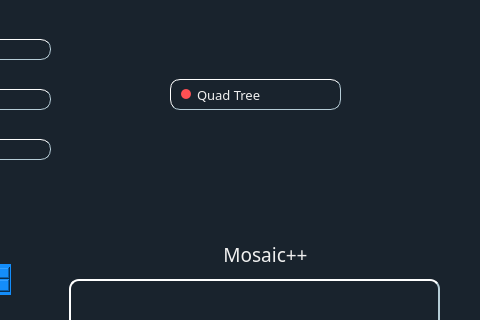
adriancalavie/Mosaic-plus-plus, file MosaicQt/MosaicQt/mainwindow.ui: the form before one commit; both pictures show x 520 to 1000 and y 0 to 320 of the 1000 by 700 pixel window.
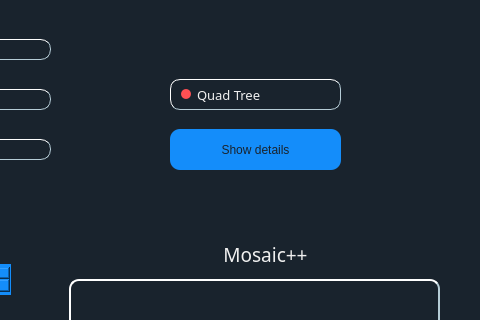
The form after the commit. Icons and pictures are not drawn.

```diff
--- a/MosaicQt/MosaicQt/mainwindow.ui
+++ b/MosaicQt/MosaicQt/mainwindow.ui
@@ -1164,6 +1164,33 @@
      <set>Qt::NoTextInteraction</set>
     </property>
    </widget>
+   <widget class="QPushButton" name="buttonShowDetailsQuad">
+    <property name="geometry">
+     <rect>
+      <x>690</x>
+      <y>110</y>
+      <width>171</width>
+      <height>41</height>
+     </rect>
+    </property>
+    <property name="cursor">
+     <cursorShape>PointingHandCursor</cursorShape>
+    </property>
+    <property name="toolTip">
+     <string/>
+    </property>
+    <property name="styleSheet">
+     <string notr="true">QPushButton{
+border-radius: 10px;;
+font: 14pt  &quot;Century Gothic&quot;;
+color:#19232D;
+background:#148dfa;
+}</string>
+    </property>
+    <property name="text">
+     <string>Show details</string>
+    </property>
+   </widget>
   </widget>
   <widget class="QMenuBar" name="menubar">
    <property name="geometry">
```
Left out of the diff: 6 changed lines with no effect on the pictures.
